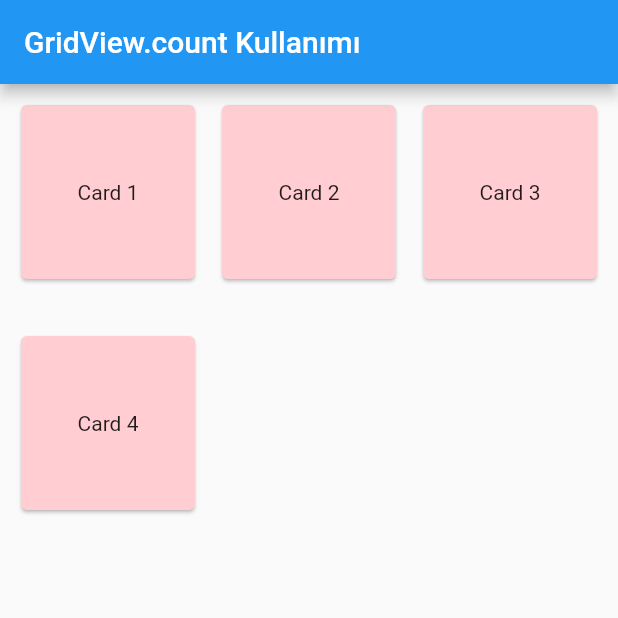
After one commit to yamisagi/flutter_samples, a Flutter app: the screen it shows after launch, on a phone screen of 412 x 824 dp, the top half of it. The commit adds this screen. Run offline on Flutter 3.47's test engine with Material 2 defaults, Android fonts, the phone set to English and light mode, and no system bars.

Commit message:
added gridview to lesson3

```diff
--- /dev/null
+++ b/lib/basic_widgets/lesson3/grid_view/gridview_count_learn.dart
@@ -0,0 +1,53 @@
+import 'package:flutter/material.dart';
+
+/// * GridView ListView ile neredeyse aynı özelliklere sahip bir widget.
+/// * Bize Grid'ler şeklinde bir görünüm sunar.
+/// * En çok kullanılanlardan GridView.count ile başlamak gerekirse,
+
+class GridViewLearn extends StatelessWidget {
+  const GridViewLearn({Key? key}) : super(key: key);
+
+  @override
+  Widget build(BuildContext context) {
+    return Scaffold(
+      appBar: AppBar(
+        title: const Text('GridView.count Kullanımı'),
+      ),
+      body: GridView.count(
+        /// crossAxisCount ile Grid'in bir satırda en fazla kaç eleman istenildiği sayıyı belirliyoruz.
+        crossAxisCount: 3,
+
+        /// crossAxisSpacing ile Grid'in her bir elemanın arasında boşluk bırakılmasını sağlıyoruz.
+        crossAxisSpacing: 10,
+
+        /// mainAxisSpacing ile Grid'in her bir satırın arasında boşluk bırakılmasını sağlıyoruz.
+        /// ! Dikkat: mainAxisSpacing ile crossAxisSpacing, scrollDirection ile farklılık gösterebilir,
+        /// Yani default olarak scrollDirection = Axis.vertical olduğundan crossAxis - Yatay
+        /// -------------------------------------------------------------- mainAxis - Dikeydir.
+        /// Eğer scrollDirection = Axis.horizontal olarak değiştirirsek, mainAxis - Yatay, crossAxis - Dikey olacaktır.
+        mainAxisSpacing: 30,
+        /// Padding ise Grid'in en kenarlarında boşluk bırakılmasını sağlar bildiğimiz üzere.
+        padding: const EdgeInsets.all(10),
+        children: [
+          /// Son olarak elemanların width ve height değerlerini vermiyoruz, bunu kendi belirliyor.
+          Card(
+            color: Colors.red.shade100,
+            child: const Center(child: Text('Card 1')),
+          ),
+          Card(
+            color: Colors.red.shade100,
+            child: const Center(child: Text('Card 2')),
+          ),
+          Card(
+            color: Colors.red.shade100,
+            child: const Center(child: Text('Card 3')),
+          ),
+          Card(
+            color: Colors.red.shade100,
+            child: const Center(child: Text('Card 4')),
+          ),
+        ],
+      ),
+    );
+  }
+}
--- a/lib/main.dart
+++ b/lib/main.dart
@@ -1,6 +1,9 @@
 import 'package:flutter/material.dart';
 
-import 'basic_widgets/lesson3/alert_dialog/show_dialog_learn.dart';
+import 'basic_widgets/lesson3/grid_view/gridview_count_learn.dart';
+
+/// HER LESSON DOSYADA BULUNAN CLASS'I [home] İÇERSİNDE KULLANIP ÖRNEKLERİ GÖREBİLİRSİNİZ.
+/// TAMAMLANDIĞINDA TÜM LESSON'LAR İÇİN İSİMLENDİRİLMİŞ ROUTER'LER İLE KULLANIMINI ENTEGRE EDECEĞİM.
 
 void main() => runApp(const CourseApp());
 
@@ -11,7 +14,7 @@ class CourseApp extends StatelessWidget {
     String title = 'This will take 92 hours.';
     return MaterialApp(
       title: title,
-      home: const AlertShowDialogLearn(),
+      home: const GridViewLearn(),
     );
   }
 }
```
Also changed, not shown: lib/basic_widgets/lesson3/listview_layout_problem/layout_problem.dart (added, +63 -0 lines).
